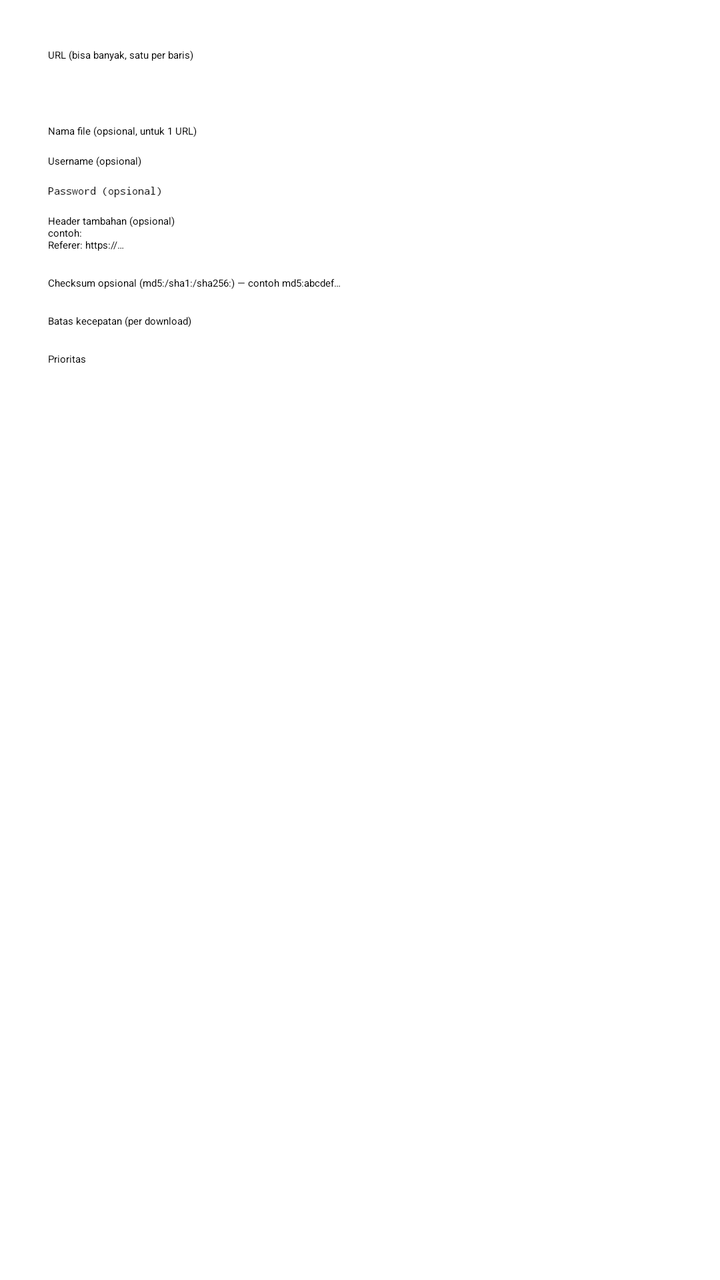
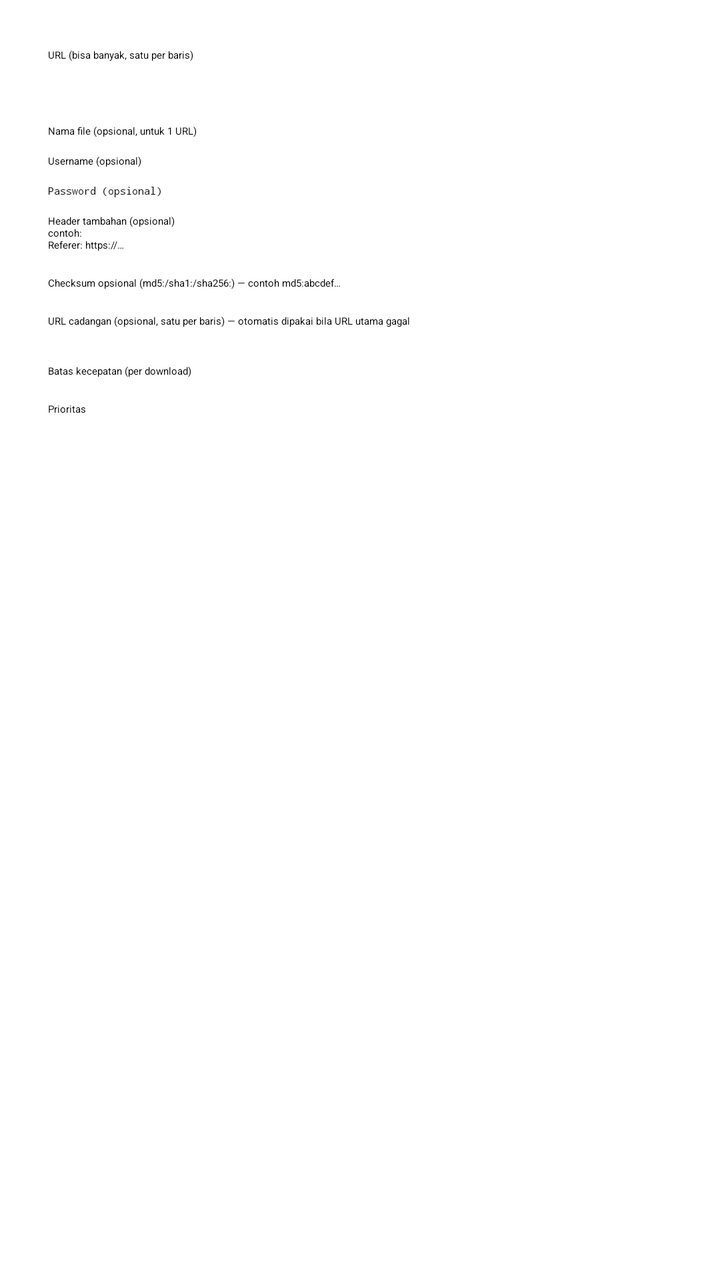

Before-and-after screenshots of an Android layout around one commit, followed by the original layout XML and the change that was made.
<!-- AndroidManifest.xml: application theme Theme.HttpDownloadManager.Splash -->
<!-- res/layout/dialog_add_download.xml -->
<?xml version="1.0" encoding="utf-8"?>
<LinearLayout xmlns:android="http://schemas.android.com/apk/res/android"
    android:layout_width="match_parent"
    android:layout_height="wrap_content"
    android:orientation="vertical"
    android:paddingHorizontal="24dp"
    android:paddingTop="24dp">

    <EditText
        android:id="@+id/input_url"
        android:layout_width="match_parent"
        android:layout_height="wrap_content"
        android:hint="@string/url_hint_multi"
        android:inputType="textUri|textMultiLine"
        android:minLines="2"
        android:maxLines="4" />

    <TextView
        android:id="@+id/text_storage_remaining"
        android:layout_width="match_parent"
        android:layout_height="wrap_content"
        android:layout_marginTop="6dp"
        android:textAppearance="?attr/textAppearanceBodySmall"
        android:textColor="@color/text_secondary" />

    <TextView
        android:id="@+id/text_file_info"
        android:layout_width="match_parent"
        android:layout_height="wrap_content"
        android:layout_marginTop="6dp"
        android:textAppearance="?attr/textAppearanceBodySmall"
        android:textColor="@color/primary"
        android:visibility="gone" />

    <TextView
        android:id="@+id/recent_title"
        android:layout_width="match_parent"
        android:layout_height="wrap_content"
        android:layout_marginTop="8dp"
        android:text="@string/recent_urls"
        android:textAppearance="?attr/textAppearanceBodyMedium"
        android:visibility="gone" />

    <EditText
        android:id="@+id/input_recent_search"
        android:layout_width="match_parent"
        android:layout_height="wrap_content"
        android:layout_marginTop="4dp"
        android:hint="@string/recent_search_hint"
        android:importantForAutofill="no"
        android:inputType="textUri"
        android:maxLines="1"
        android:visibility="gone" />

    <ScrollView
        android:id="@+id/recent_scroll"
        android:layout_width="match_parent"
        android:layout_height="wrap_content"
        android:layout_marginTop="4dp"
        android:maxHeight="180dp"
        android:visibility="gone">

        <LinearLayout
            android:id="@+id/recent_container"
            android:layout_width="match_parent"
            android:layout_height="wrap_content"
            android:orientation="vertical" />
    </ScrollView>

    <TextView
        android:id="@+id/clear_history"
        android:layout_width="wrap_content"
        android:layout_height="wrap_content"
        android:layout_marginTop="4dp"
        android:text="@string/clear_history"
        android:textColor="@color/status_off"
        android:textSize="13sp"
        android:visibility="gone" />

    <EditText
        android:id="@+id/input_name"
        android:layout_width="match_parent"
        android:layout_height="wrap_content"
        android:layout_marginTop="12dp"
        android:hint="@string/name_hint_optional" />

    <EditText
        android:id="@+id/input_username"
        android:layout_width="match_parent"
        android:layout_height="wrap_content"
        android:layout_marginTop="8dp"
        android:hint="@string/username_hint_optional" />

    <EditText
        android:id="@+id/input_password"
        android:layout_width="match_parent"
        android:layout_height="wrap_content"
        android:layout_marginTop="8dp"
        android:hint="@string/password_hint_optional"
        android:inputType="textPassword" />

    <EditText
        android:id="@+id/input_headers"
        android:layout_width="match_parent"
        android:layout_height="wrap_content"
        android:layout_marginTop="8dp"
        android:hint="@string/headers_hint_optional"
        android:inputType="textMultiLine"
        android:minLines="2"
        android:maxLines="4" />

    <EditText
        android:id="@+id/input_checksum"
        android:layout_width="match_parent"
        android:layout_height="wrap_content"
        android:layout_marginTop="12dp"
        android:hint="@string/checksum_hint_optional" />

    <TextView
        android:layout_width="match_parent"
        android:layout_height="wrap_content"
        android:layout_marginTop="12dp"
        android:text="@string/speed_limit_per_label"
        android:textAppearance="?attr/textAppearanceLabelMedium" />

    <Spinner
        android:id="@+id/spinner_speed_limit_per"
        android:layout_width="match_parent"
        android:layout_height="wrap_content"
        android:layout_marginTop="4dp" />

    <TextView
        android:layout_width="match_parent"
        android:layout_height="wrap_content"
        android:layout_marginTop="8dp"
        android:text="@string/priority_label"
        android:textAppearance="?attr/textAppearanceLabelMedium" />

    <Spinner
        android:id="@+id/spinner_priority"
        android:layout_width="match_parent"
        android:layout_height="wrap_content"
        android:layout_marginTop="4dp" />
</LinearLayout>
<!-- resources referenced by this layout -->
<resources>
  <color name="primary">#0D47A1</color>
  <color name="status_off">#B00020</color>
  <color name="text_secondary">#757575</color>
  <string name="checksum_hint_optional">Checksum opsional (md5:/sha1:/sha256:) — contoh md5:abcdef…</string>
  <string name="clear_history">Hapus riwayat</string>
  <string name="headers_hint_optional">Header tambahan (opsional)\ncontoh:\nReferer: https://…</string>
  <string name="name_hint_optional">Nama file (opsional, untuk 1 URL)</string>
  <string name="password_hint_optional">Password (opsional)</string>
  <string name="priority_label">Prioritas</string>
  <string name="recent_search_hint">Cari URL riwayat…</string>
  <string name="recent_urls">URL terakhir</string>
  <string name="speed_limit_per_label">Batas kecepatan (per download)</string>
  <string name="url_hint_multi">URL (bisa banyak, satu per baris)</string>
  <string name="username_hint_optional">Username (opsional)</string>
  <style name="Theme.HttpDownloadManager.Splash" parent="Theme.SplashScreen">
          <item name="windowSplashScreenBackground">@color/primary</item>
          <item name="windowSplashScreenAnimatedIcon">@drawable/ic_splash</item>
          <item name="postSplashScreenTheme">@style/Theme.HttpDownloadManager</item>
      </style>
  <!-- drawable ic_splash (drawable) -->
  <?xml version="1.0" encoding="utf-8"?>
  <vector xmlns:android="http://schemas.android.com/apk/res/android"
      android:width="108dp"
      android:height="108dp"
      android:viewportWidth="108"
      android:viewportHeight="108">
      <path
          android:fillColor="#FFFFFF"
          android:pathData="M48,40 h12 v16 h-12 z" />
      <path
          android:fillColor="#FFFFFF"
          android:pathData="M40,56 h28 l-14,16 z" />
      <path
          android:fillColor="#FFFFFF"
          android:pathData="M42,80 h24 v4 h-24 z" />
  </vector>
  <style name="Theme.HttpDownloadManager" parent="Theme.Material3.DayNight.NoActionBar">
          <item name="colorPrimary">@color/primary</item>
          <item name="colorPrimaryDark">@color/primary_dark</item>
          <item name="colorAccent">@color/accent</item>
      </style>
  <color name="primary_dark">#002171</color>
  <color name="accent">#FF6F00</color>
</resources>

<!-- the commit's change to res/layout/dialog_add_download.xml (unified diff, before → after) -->
@@ -116,6 +116,17 @@
         android:layout_marginTop="12dp"
         android:hint="@string/checksum_hint_optional" />
 
+    <EditText
+        android:id="@+id/input_mirrors"
+        android:layout_width="match_parent"
+        android:layout_height="wrap_content"
+        android:layout_marginTop="12dp"
+        android:hint="@string/mirrors_hint_optional"
+        android:importantForAutofill="no"
+        android:inputType="textUri|textMultiLine"
+        android:minLines="2"
+        android:maxLines="4" />
+
     <TextView
         android:layout_width="match_parent"
         android:layout_height="wrap_content"
<!-- resource entries referenced after the edit -->
@@ -6,6 +6,7 @@
   <string name="checksum_hint_optional">Checksum opsional (md5:/sha1:/sha256:) — contoh md5:abcdef…</string>
   <string name="clear_history">Hapus riwayat</string>
   <string name="headers_hint_optional">Header tambahan (opsional)\ncontoh:\nReferer: https://…</string>
+  <string name="mirrors_hint_optional">URL cadangan (opsional, satu per baris) — otomatis dipakai bila URL utama gagal</string>
   <string name="name_hint_optional">Nama file (opsional, untuk 1 URL)</string>
   <string name="password_hint_optional">Password (opsional)</string>
   <string name="priority_label">Prioritas</string>
